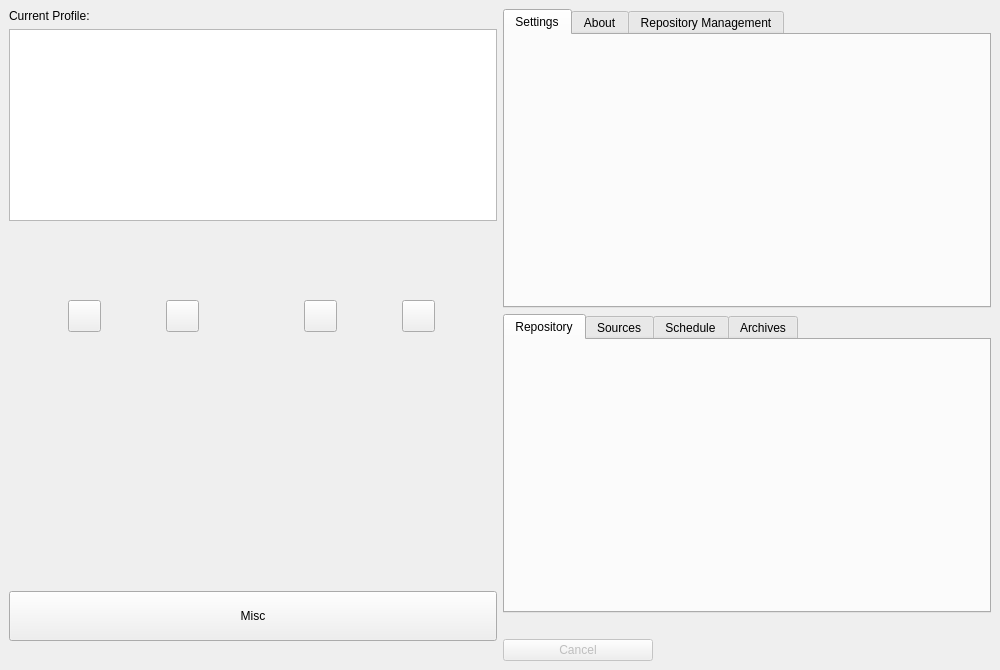
Qt form src/vorta/assets/UI/mainwindow.ui (borgbase/vorta) before a commit.
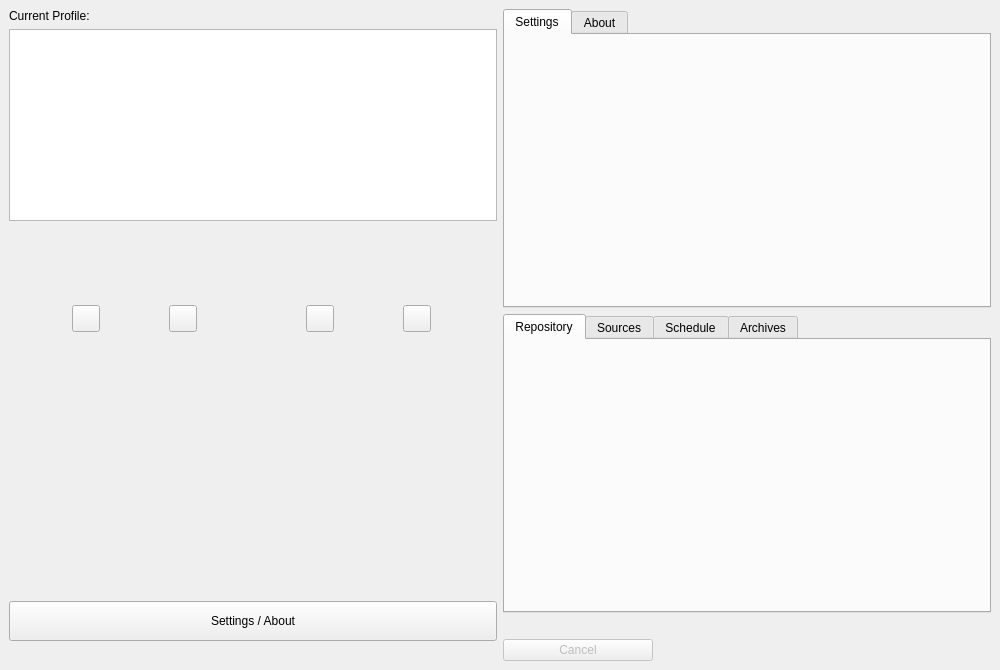
The same form after that commit.

Commit message: remove repo management tab, resized buttons, rename misc button

The edit to the form file:
```diff
--- a/src/vorta/assets/UI/mainwindow.ui
+++ b/src/vorta/assets/UI/mainwindow.ui
@@ -55,8 +55,8 @@
             </property>
             <property name="iconSize">
              <size>
-              <width>25</width>
-              <height>25</height>
+              <width>20</width>
+              <height>20</height>
              </size>
             </property>
            </widget>
@@ -68,8 +68,8 @@
             </property>
             <property name="iconSize">
              <size>
-              <width>25</width>
-              <height>25</height>
+              <width>20</width>
+              <height>20</height>
              </size>
             </property>
             <property name="text">
@@ -97,8 +97,8 @@
             </property>
             <property name="iconSize">
              <size>
-              <width>25</width>
-              <height>25</height>
+              <width>20</width>
+              <height>20</height>
              </size>
             </property>
             <property name="text">
@@ -113,8 +113,8 @@
             </property>
             <property name="iconSize">
              <size>
-              <width>25</width>
-              <height>25</height>
+              <width>20</width>
+              <height>20</height>
              </size>
             </property>
             <property name="popupMode">
@@ -140,12 +140,12 @@
       <item>
        <widget class="QPushButton" name="miscButton">
         <property name="text">
-         <string>Misc</string>
+         <string>Settings / About</string>
         </property>
         <property name="minimumSize">
          <size>
           <width>150</width>
-          <height>50</height>
+          <height>40</height>
          </size>
         </property>
         <property name="flat">
@@ -203,11 +203,6 @@
             <string>About</string>
            </attribute>
           </widget>
-          <widget class="QWidget" name="profileTabSlot">
-           <attribute name="title">
-            <string>Repository Management</string>
-           </attribute>
-          </widget>
          </widget>
         </item>
         <item>
```
The commit also changes 1 other file.
